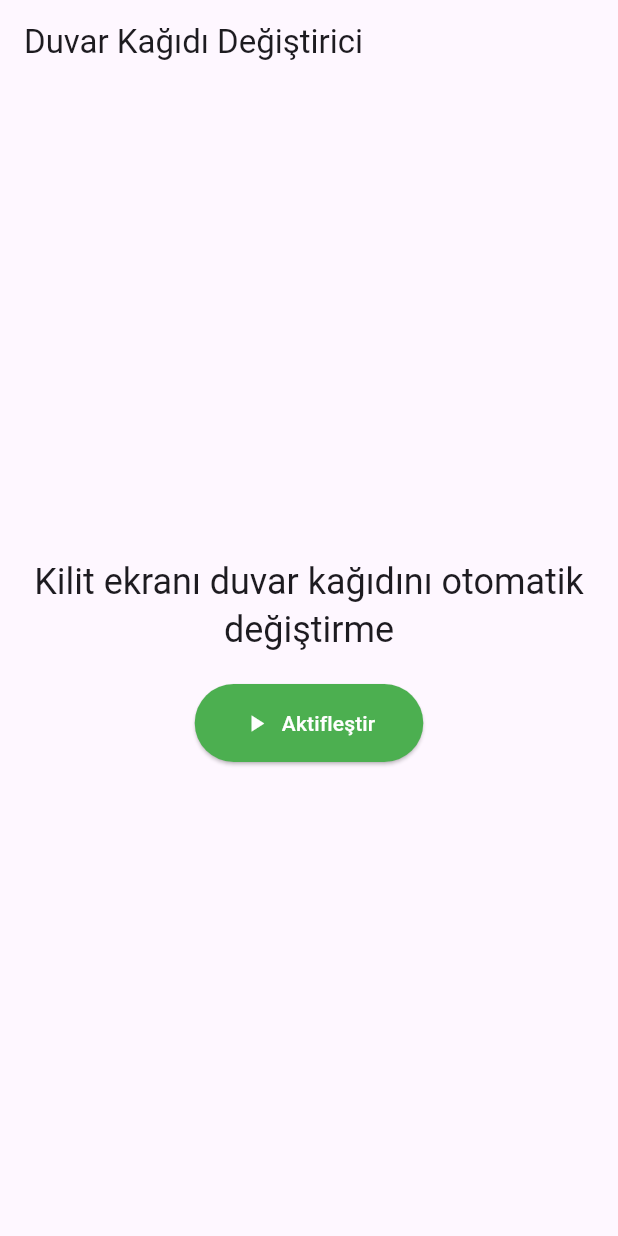
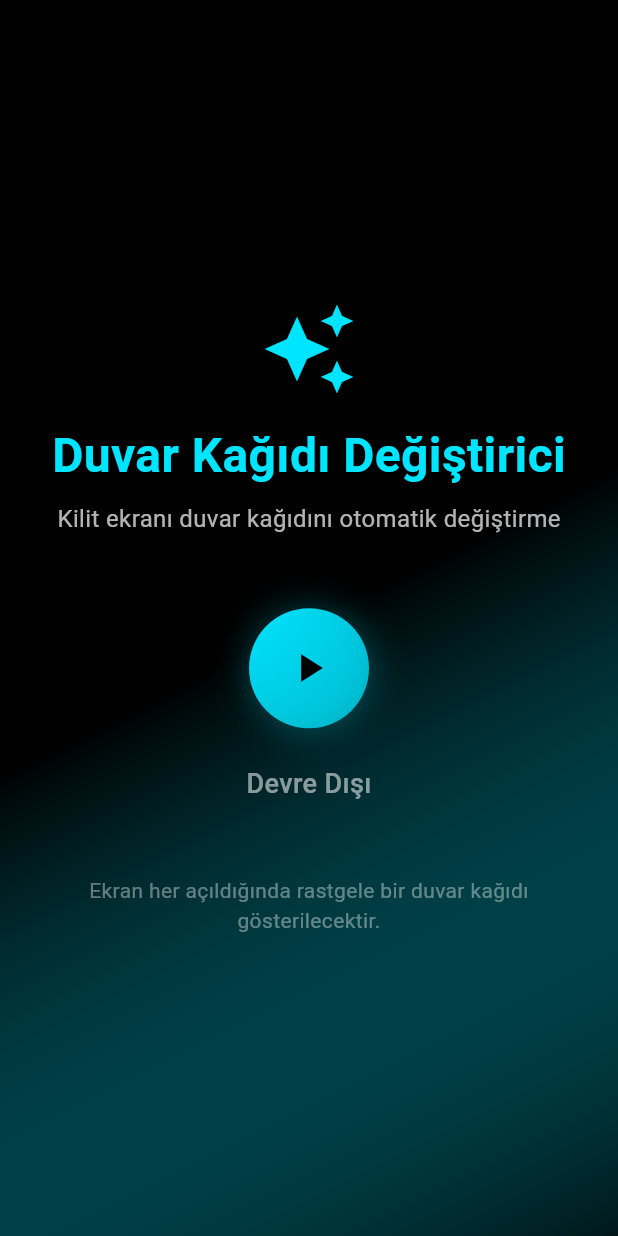
Before and after one commit to said-bay/RaviApp, a Flutter app: the screen it shows after launch, on a phone screen of 412 x 824 dp. Run offline on Flutter 3.47's test engine with Material 3 defaults, Android fonts, the phone set to English and light mode, and no system bars; our stand-ins replace permission_handler.

```diff
--- a/lib/main.dart
+++ b/lib/main.dart
@@ -14,10 +14,27 @@ class MyApp extends StatelessWidget {
 
   @override
   Widget build(BuildContext context) {
+    SystemChrome.setSystemUIOverlayStyle(
+      const SystemUiOverlayStyle(
+        statusBarColor: Colors.transparent,
+        statusBarIconBrightness: Brightness.light,
+        systemNavigationBarColor: Colors.black,
+        systemNavigationBarIconBrightness: Brightness.light,
+      ),
+    );
+
     return MaterialApp(
       title: 'Duvar Kağıdı Değiştirici',
+      debugShowCheckedModeBanner: false,
       theme: ThemeData(
-        primarySwatch: Colors.blue,
+        useMaterial3: true,
+        colorScheme: const ColorScheme.dark(
+          primary: Color(0xFF00E5FF),
+          background: Colors.black,
+          surface: Colors.black,
+          onSurface: Colors.white,
+        ),
+        scaffoldBackgroundColor: Colors.black,
       ),
       home: const WallpaperChangerScreen(),
     );
@@ -31,12 +48,13 @@ class WallpaperChangerScreen extends StatefulWidget {
   State<WallpaperChangerScreen> createState() => _WallpaperChangerScreenState();
 }
 
-class _WallpaperChangerScreenState extends State<WallpaperChangerScreen> {
-  StreamSubscription? _screenStateSubscription;
-  static const _screenStateChannel = EventChannel('com.example.wallpaper_changer/screen_state');
+class _WallpaperChangerScreenState extends State<WallpaperChangerScreen> with SingleTickerProviderStateMixin {
+  static const platform = MethodChannel('com.example.wallpaper_changer/service');
   static const _wallpaperChannel = MethodChannel('com.example.wallpaper_changer/wallpaper');
   static const _serviceChannel = MethodChannel('com.example.wallpaper_changer/service');
   bool isServiceRunning = false;
+  late AnimationController _animationController;
+  late Animation<double> _animation;
 
   final List<String> wallpapers = [
     'assets/wallpapers/Ravi-1.png',
@@ -49,82 +67,166 @@ class _WallpaperChangerScreenState extends State<WallpaperChangerScreen> {
   @override
   void initState() {
     super.initState();
-    _initScreenStateListener();
-    _checkServiceStatus();
+    _animationController = AnimationController(
+      duration: const Duration(milliseconds: 300),
+      vsync: this,
+    );
+    _animation = CurvedAnimation(
+      parent: _animationController,
+      curve: Curves.easeInOut,
+    );
+    checkServiceStatus();
   }
 
   @override
   void dispose() {
-    _screenStateSubscription?.cancel();
+    _animationController.dispose();
     super.dispose();
   }
 
-  Future<void> _initScreenStateListener() async {
-    _screenStateSubscription = _screenStateChannel
-        .receiveBroadcastStream()
-        .listen((dynamic event) {
-      debugPrint('Screen state changed: $event');
-    });
+  Future<void> checkServiceStatus() async {
+    try {
+      final bool status = await platform.invokeMethod('isServiceRunning');
+      setState(() {
+        isServiceRunning = status;
+        if (status) {
+          _animationController.forward();
+        } else {
+          _animationController.reverse();
         }
-
-  Future<void> _toggleLockScreenWallpaper() async {
-    try {
-      if (isServiceRunning) {
-        await _serviceChannel.invokeMethod('stopService');
-        setState(() {
-          isServiceRunning = false;
-        });
-      } else {
-        await _serviceChannel.invokeMethod('startService');
-        setState(() {
-          isServiceRunning = true;
-        });
-      }
-    } on PlatformException catch (e) {
-      debugPrint("Error toggling service: ${e.message}");
-    }
-  }
-
-  Future<void> _checkServiceStatus() async {
-    try {
-      final bool running = await _serviceChannel.invokeMethod('isServiceRunning');
-      setState(() {
-        isServiceRunning = running;
       });
     } on PlatformException catch (e) {
       debugPrint("Error checking service status: ${e.message}");
     }
   }
 
+  Future<void> toggleService() async {
+    try {
+      if (isServiceRunning) {
+        await _serviceChannel.invokeMethod('stopService');
+        _animationController.reverse();
+      } else {
+        await _serviceChannel.invokeMethod('startService');
+        _animationController.forward();
+      }
+      await checkServiceStatus();
+    } on PlatformException catch (e) {
+      debugPrint("Error toggling service: ${e.message}");
+    }
+  }
+
   @override
   Widget build(BuildContext context) {
     return Scaffold(
-      appBar: AppBar(
-        title: const Text('Duvar Kağıdı Değiştirici'),
+      body: Container(
+        decoration: BoxDecoration(
+          gradient: LinearGradient(
+            begin: Alignment.topLeft,
+            end: Alignment.bottomRight,
+            colors: [
+              Colors.black,
+              Colors.black,
+              Theme.of(context).colorScheme.primary.withOpacity(0.1),
+            ],
           ),
-      body: Center(
+        ),
+        child: SafeArea(
+          child: Center(
             child: Column(
               mainAxisAlignment: MainAxisAlignment.center,
               children: [
+                // Logo ve başlık
+                const Icon(
+                  Icons.auto_awesome,
+                  size: 64,
+                  color: Color(0xFF00E5FF),
+                ),
+                const SizedBox(height: 16),
                 Text(
+                  'Duvar Kağıdı Değiştirici',
+                  style: TextStyle(
+                    fontSize: 32,
+                    fontWeight: FontWeight.bold,
+                    color: Theme.of(context).colorScheme.primary,
+                  ),
+                ),
+                const SizedBox(height: 8),
+                const Text(
                   'Kilit ekranı duvar kağıdını otomatik değiştirme',
-              style: Theme.of(context).textTheme.headlineSmall,
+                  style: TextStyle(
+                    fontSize: 16,
+                    color: Colors.white70,
+                  ),
+                ),
+                const SizedBox(height: 48),
+
+                // Animasyonlu buton
+                GestureDetector(
+                  onTap: toggleService,
+                  child: AnimatedBuilder(
+                    animation: _animation,
+                    builder: (context, child) {
+                      return Container(
+                        width: 80,
+                        height: 80,
+                        decoration: BoxDecoration(
+                          shape: BoxShape.circle,
+                          gradient: LinearGradient(
+                            begin: Alignment.topLeft,
+                            end: Alignment.bottomRight,
+                            colors: [
+                              Theme.of(context).colorScheme.primary,
+                              Theme.of(context).colorScheme.primary.withOpacity(0.7),
+                            ],
+                          ),
+                          boxShadow: [
+                            BoxShadow(
+                              color: Theme.of(context).colorScheme.primary.withOpacity(0.3),
+                              blurRadius: 20,
+                              spreadRadius: _animation.value * 5,
+                            ),
+                          ],
+                        ),
+                        child: Icon(
+                          isServiceRunning ? Icons.pause : Icons.play_arrow,
+                          color: Colors.black,
+                          size: 32,
+                        ),
+                      );
+                    },
+                  ),
+                ),
+                const SizedBox(height: 24),
+
+                // Durum metni
+                Text(
+                  isServiceRunning ? 'Aktif' : 'Devre Dışı',
+                  style: TextStyle(
+                    fontSize: 18,
+                    color: isServiceRunning
+                      ? Theme.of(context).colorScheme.primary
+                      : Colors.white54,
+                    fontWeight: FontWeight.w500,
+                  ),
+                ),
+
+                // Alt bilgi
+                const Padding(
+                  padding: EdgeInsets.only(top: 48, left: 32, right: 32),
+                  child: Text(
+                    'Ekran her açıldığında rastgele bir duvar kağıdı gösterilecektir.',
                     textAlign: TextAlign.center,
+                    style: TextStyle(
+                      fontSize: 14,
+                      color: Colors.white38,
                     ),
-            const SizedBox(height: 20),
-            ElevatedButton.icon(
-              onPressed: _toggleLockScreenWallpaper,
-              icon: Icon(isServiceRunning ? Icons.stop : Icons.play_arrow),
-              label: Text(isServiceRunning ? 'Devre Dışı Bırak' : 'Aktifleştir'),
-              style: ElevatedButton.styleFrom(
-                backgroundColor: isServiceRunning ? Colors.red : Colors.green,
-                foregroundColor: Colors.white,
-                padding: const EdgeInsets.symmetric(horizontal: 32, vertical: 16),
                   ),
                 ),
               ],
             ),
           ),
+        ),
+      ),
     );
   }
 }
--- a/pubspec.yaml
+++ b/pubspec.yaml
@@ -61,6 +61,7 @@ flutter:
   # To add assets to your application, add an assets section, like this:
   assets:
     - assets/wallpapers/
+    - assets/fonts/
 
   # An image asset can refer to one or more resolution-specific "variants", see
   # https://flutter.dev/to/resolution-aware-images
@@ -87,3 +88,7 @@ flutter:
   #
   # For details regarding fonts from package dependencies,
   # see https://flutter.dev/to/font-from-package
+  fonts:
+    - family: Amiri
+      fonts:
+        - asset: assets/fonts/Amiri-Regular.ttf
```
Also changed, not shown: assets/fonts/Amiri-Regular.ttf (added), 2 other files. Lines whose indentation alone changed are shown as unchanged.
